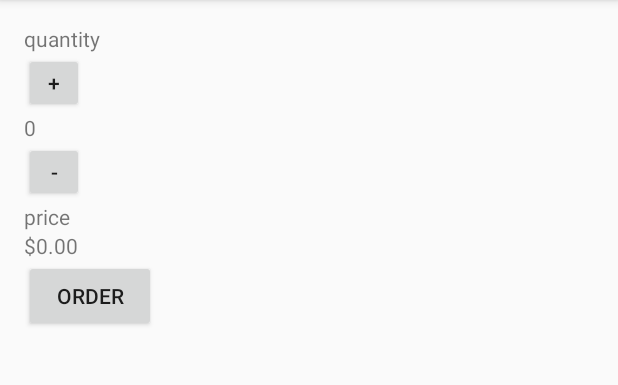
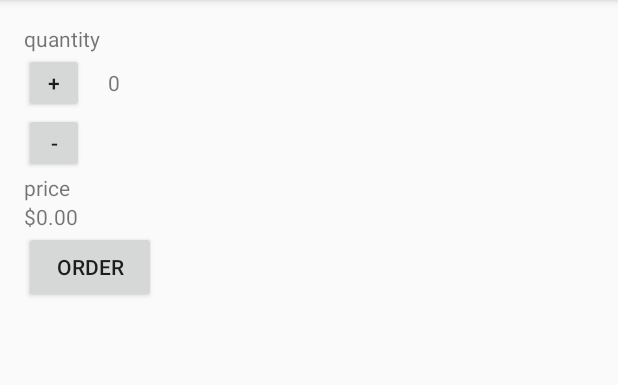
Before and after one commit to MohdGhezzawi92/CoffeOrder-appliction, an Android app: the screen it shows after launch (MainActivity), after a tap on "ORDER", on a phone screen of 412 x 824 dp, the part 84-469 px from its top. Run offline under Robolectric (Android 15) with nearby library versions, the phone set to English and light mode, and no system bars.

Commit message:
project updated
update the orientation and submit order button

```diff
--- a/app/src/main/java/com/example/android/justjava/MainActivity.java
+++ b/app/src/main/java/com/example/android/justjava/MainActivity.java
@@ -4,6 +4,7 @@ import android.os.Bundle;
 import android.support.v7.app.ActionBarActivity;
 import android.view.View;
 import android.widget.TextView;
+import android.widget.Toast;
 
 import java.text.NumberFormat;
 
@@ -36,7 +37,8 @@ public class MainActivity extends ActionBarActivity {
 
     public void submitOrder(View view) {
         displayQuantity(numberOfCoffees);
-        displayPrice(numberOfCoffees*5);
+        displayPrice(numberOfCoffees * 5);
+        Toast.makeText(MainActivity.this,"Thank You!", Toast.LENGTH_LONG).show();
     }
 
     private void displayPrice(int number) {
--- a/app/src/main/res/layout/activity_main.xml
+++ b/app/src/main/res/layout/activity_main.xml
@@ -16,6 +16,11 @@
         android:layout_height="wrap_content"
         android:text="quantity" />
 
+    <LinearLayout
+        android:layout_width="wrap_content"
+        android:layout_height="wrap_content"
+        android:orientation="horizontal" >
+
         <Button
             android:layout_width="40dp"
             android:layout_height="40dp"
@@ -27,7 +32,10 @@
             android:layout_height="wrap_content"
             android:text="0"
             android:id="@+id/quantity_text_view"
+            android:layout_marginRight="16dp"
+            android:layout_marginLeft="16dp"
             />
+    </LinearLayout>
 
     <Button
         android:layout_width="40dp"
```
Lines whose indentation alone changed are shown as unchanged.
